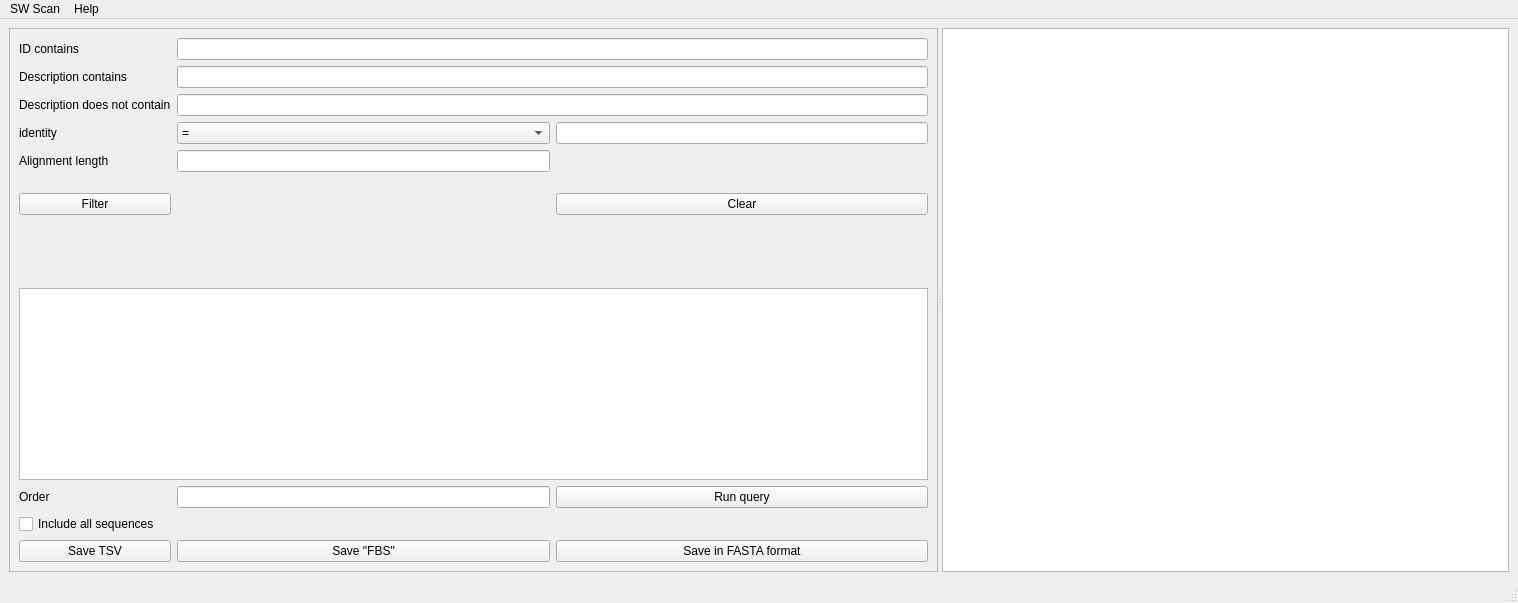
Above: sw_scan.ui from olivierfriard/sw_scan before the change. Below: the same form after it.
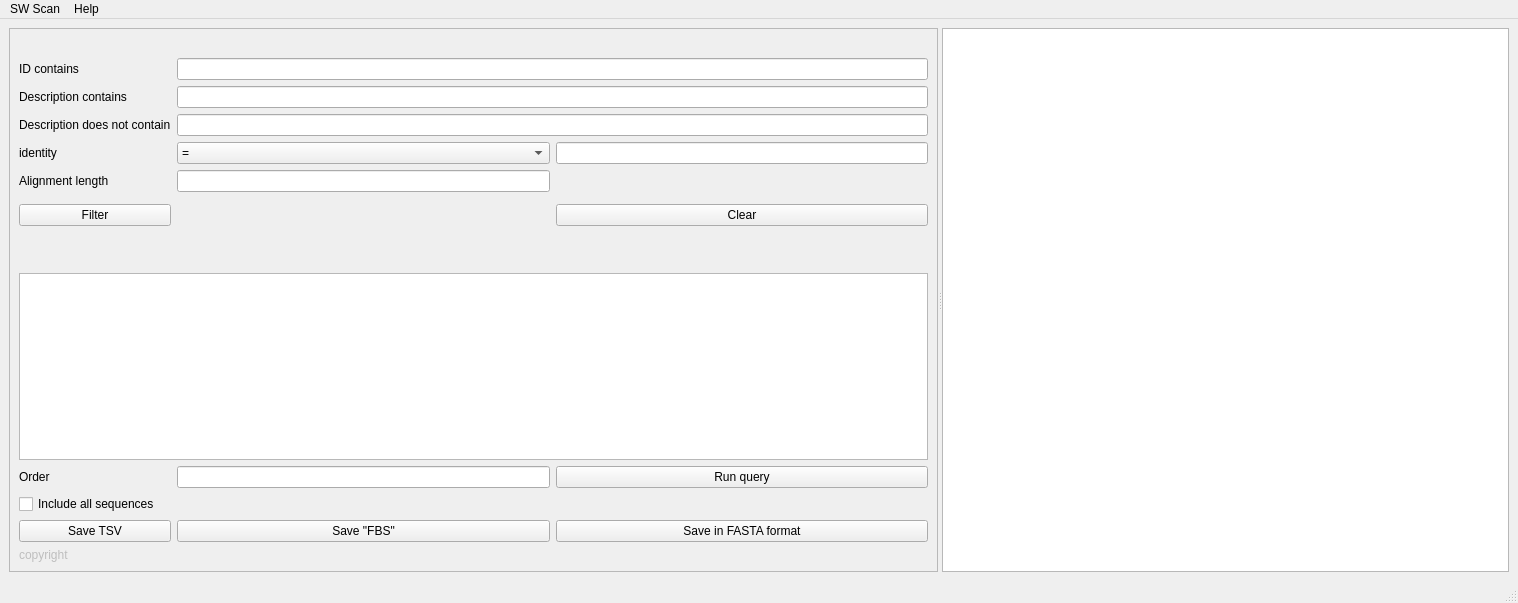
That is the form after the change.

Commit message: v.7 added file name in window title

What changed in the file:
```diff
--- a/sw_scan.ui
+++ b/sw_scan.ui
@@ -28,6 +28,13 @@
         <enum>QFrame::Raised</enum>
        </property>
        <layout class="QVBoxLayout" name="verticalLayout">
+        <item>
+         <widget class="QLabel" name="lb_results_file">
+          <property name="text">
+           <string/>
+          </property>
+         </widget>
+        </item>
         <item>
          <layout class="QGridLayout" name="gridLayout">
           <item row="4" column="1">
@@ -189,6 +196,16 @@
           </item>
          </layout>
         </item>
+        <item>
+         <widget class="QLabel" name="lb_copyright">
+          <property name="enabled">
+           <bool>false</bool>
+          </property>
+          <property name="text">
+           <string>copyright</string>
+          </property>
+         </widget>
+        </item>
        </layout>
       </widget>
       <widget class="QTableView" name="tw"/>
```
The commit also changes 3 other files.
